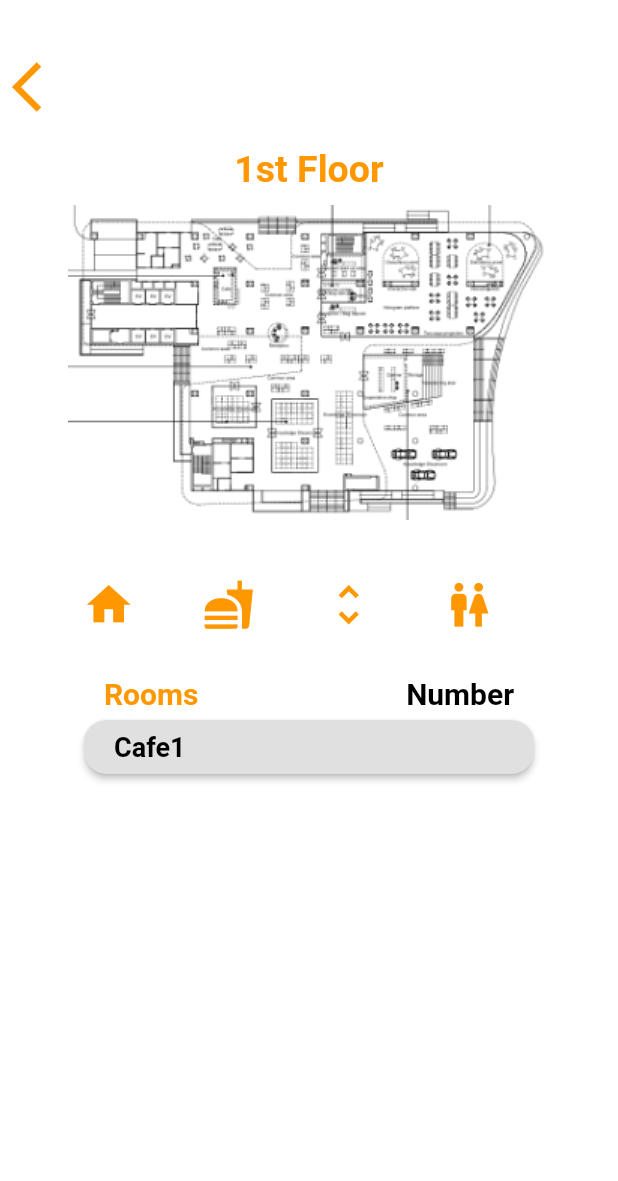
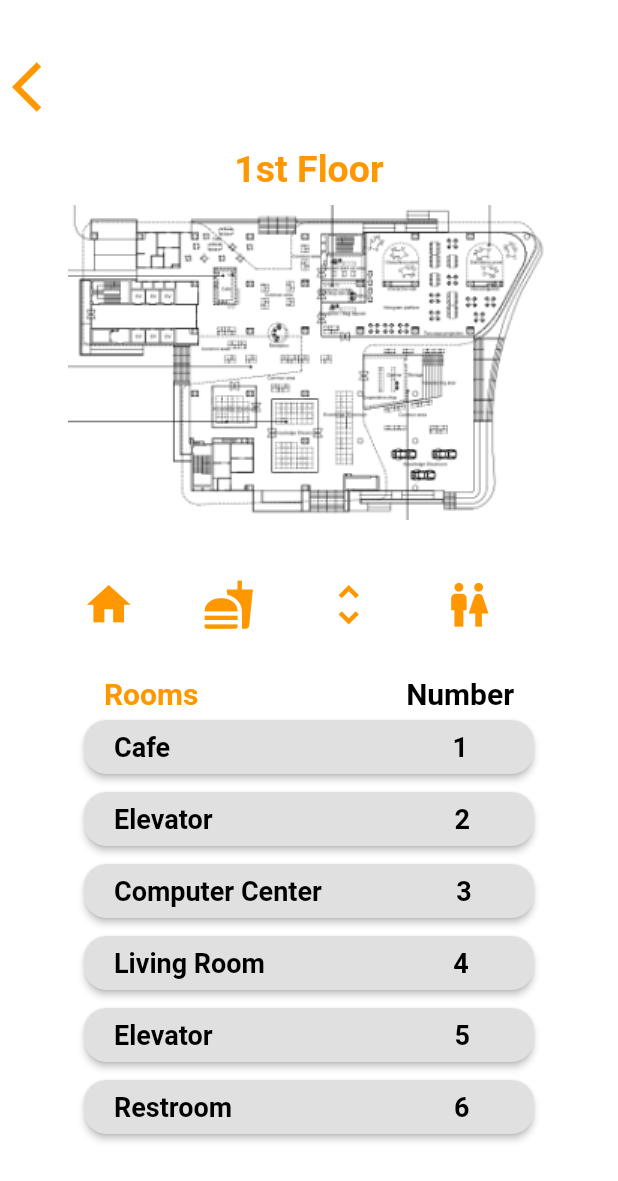
Before and after one commit to ItchyBeth/csc234projectG15, a Flutter app: the room screen opened directly, on a phone screen of 412 x 824 dp. Shown: the top 1181 px of the screen. Run offline on Flutter 3.47's test engine with Material 2 defaults, Android fonts, the phone set to English and light mode, and no system bars.

Commit message:
add more button

```diff
--- a/lib/screens/roominfo.dart
+++ b/lib/screens/roominfo.dart
@@ -160,16 +160,139 @@ class roomstate extends State<room> {
                             style: TextStyle(fontSize: 18, fontWeight: FontWeight.bold),
                           ),
                            Text(
-                            '1',
+                            '                                          1',
                             style: TextStyle(fontSize: 18, fontWeight: FontWeight.bold),
                           ),
                             ],
                           ),
+                        ),
+                      ),
 
+                       RaisedButton(
+                        onPressed: (){},
+                        shape: RoundedRectangleBorder(
+                          borderRadius: BorderRadius.circular(15.0),
+                        ),
+                        textColor: Colors.black,
+                        padding: const EdgeInsets.all(0.0),
+                        child: Container(
+                          width: 300,
+                          padding: const EdgeInsets.only(left: 20, right: 20),
+                          child: Row(
+                            children: <Widget>[
+                            Text(
+                            'Elevator',
+                            style: TextStyle(fontSize: 18, fontWeight: FontWeight.bold),
+                          ),
+                           Text(
+                            '                                    2',
+                            style: TextStyle(fontSize: 18, fontWeight: FontWeight.bold),
+                          ),
+                            ],
+                          ),
+                        ),
+                      ),
 
+                      RaisedButton(
+                        onPressed: (){},
+                        shape: RoundedRectangleBorder(
+                          borderRadius: BorderRadius.circular(15.0),
+                        ),
+                        textColor: Colors.black,
+                        padding: const EdgeInsets.all(0.0),
+                        child: Container(
+                          width: 300,
+                          padding: const EdgeInsets.only(left: 20, right: 20),
+                          child: Row(
+                            children: <Widget>[
+                            Text(
+                            'Computer Center',
+                            style: TextStyle(fontSize: 18, fontWeight: FontWeight.bold),
+                          ),
+                           Text(
+                            '                    3',
+                            style: TextStyle(fontSize: 18, fontWeight: FontWeight.bold),
+                          ),
+                            ],
+                          ),
+                        ),
+                      ),
 
+                      RaisedButton(
+                        onPressed: (){},
+                        shape: RoundedRectangleBorder(
+                          borderRadius: BorderRadius.circular(15.0),
                         ),
-                      )
+                        textColor: Colors.black,
+                        padding: const EdgeInsets.all(0.0),
+                        child: Container(
+                          width: 300,
+                          padding: const EdgeInsets.only(left: 20, right: 20),
+                          child: Row(
+                            children: <Widget>[
+                            Text(
+                            'Living Room',
+                            style: TextStyle(fontSize: 18, fontWeight: FontWeight.bold),
+                          ),
+                           Text(
+                            '                            4',
+                            style: TextStyle(fontSize: 18, fontWeight: FontWeight.bold),
+                          ),
+                            ],
+                          ),
+                        ),
+                      ),
+
+                      RaisedButton(
+                        onPressed: (){},
+                        shape: RoundedRectangleBorder(
+                          borderRadius: BorderRadius.circular(15.0),
+                        ),
+                        textColor: Colors.black,
+                        padding: const EdgeInsets.all(0.0),
+                        child: Container(
+                          width: 300,
+                          padding: const EdgeInsets.only(left: 20, right: 20),
+                          child: Row(
+                            children: <Widget>[
+                            Text(
+                            'Elevator',
+                            style: TextStyle(fontSize: 18, fontWeight: FontWeight.bold),
+                          ),
+                           Text(
+                            '                                    5',
+                            style: TextStyle(fontSize: 18, fontWeight: FontWeight.bold),
+                          ),
+                            ],
+                          ),
+                        ),
+                      ),
+
+                      RaisedButton(
+                        onPressed: (){},
+                        shape: RoundedRectangleBorder(
+                          borderRadius: BorderRadius.circular(15.0),
+                        ),
+                        textColor: Colors.black,
+                        padding: const EdgeInsets.all(0.0),
+                        child: Container(
+                          width: 300,
+                          padding: const EdgeInsets.only(left: 20, right: 20),
+                          child: Row(
+                            children: <Widget>[
+                            Text(
+                            'Restroom',
+                            style: TextStyle(fontSize: 18, fontWeight: FontWeight.bold),
+                          ),
+                           Text(
+                            '                                 6',
+                            style: TextStyle(fontSize: 18, fontWeight: FontWeight.bold),
+                          ),
+                            ],
+                          ),
+                        ),
+                      ),
+
                     ],
                 ),
             ],
```
